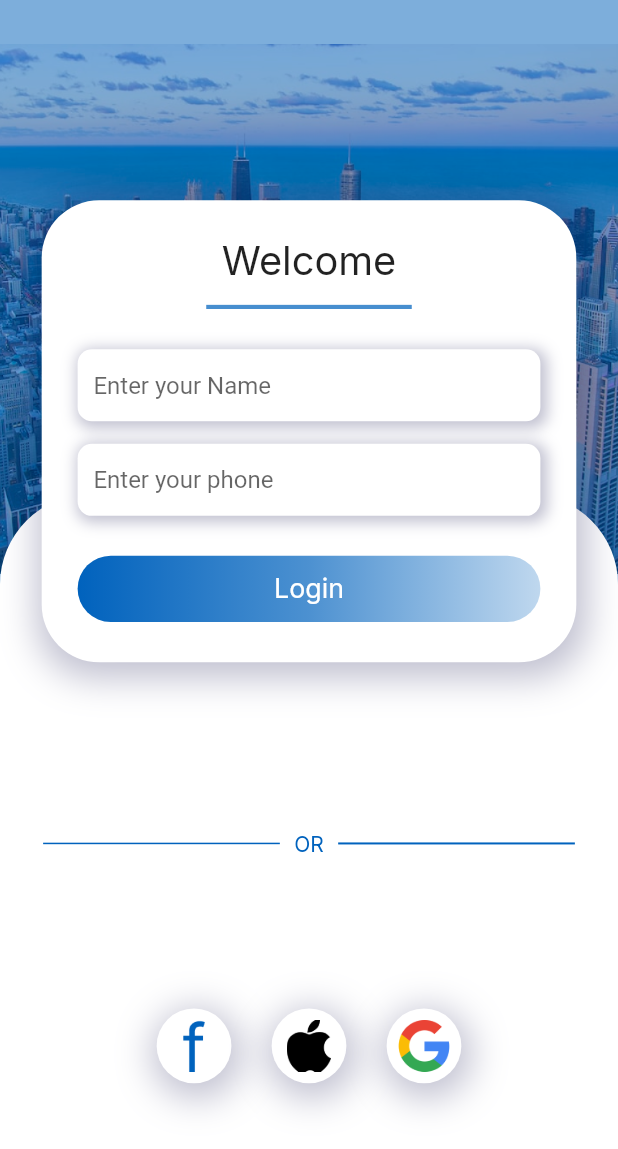
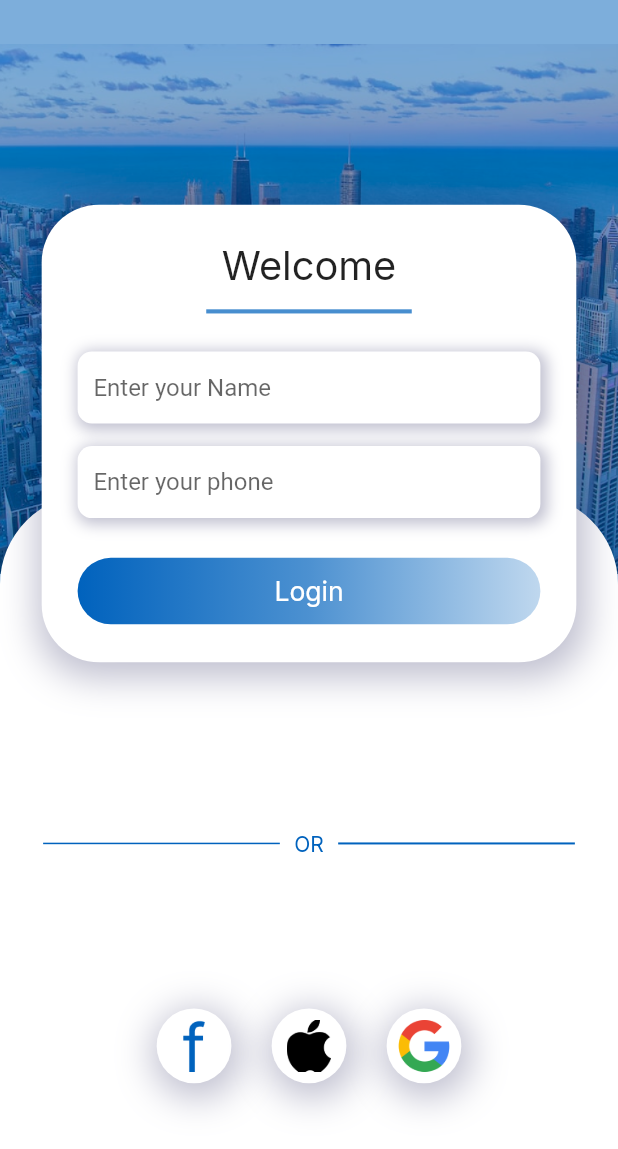
Before and after one commit to SamirKaram97/magdSoft, a Flutter app: the screen it shows after launch, on a phone screen of 412 x 824 dp. Shown: the top 1149 px of the screen. Run offline on Flutter 3.47's test engine with Material 2 defaults, Android fonts, the phone set to English and light mode, and no system bars; our stand-ins replace bloc, carousel_slider, dartz, dio, flutter_bloc, flutter_svg_provider and 6 more; statements that could not run were skipped.

Commit message:
second push

```diff
--- a/lib/business_logic/help_bloc/bloc.dart
+++ b/lib/business_logic/help_bloc/bloc.dart
@@ -2,6 +2,7 @@ import 'package:bloc/bloc.dart';
 import 'package:magdsoft_flutter_structure/business_logic/help_bloc/states.dart';
 import 'package:magdsoft_flutter_structure/business_logic/login_bloc/states.dart';
 import 'package:magdsoft_flutter_structure/business_logic/usecase/login_usecase.dart';
+import 'package:magdsoft_flutter_structure/data/models/HelpModel.dart';
 
 import '../usecase/get_help_usecase.dart';
 import 'events.dart';
@@ -9,14 +10,14 @@ import 'events.dart';
 class HelpBloc extends Bloc<HelpEvent, HelpState> {
   final GetHelpUseCase getHelpUseCase;
   int selectedIndex=0;
-  var helpList;
+  List<HelpModel>? helpList;
 
   HelpBloc(this.getHelpUseCase) : super(HelpInitialState()) {
     on((event, emit) async {
       if (event is HelpExecuteEvent) {
         emit(HelpLoadingState());
-        var stringOrFailure = await getHelpUseCase();
-        stringOrFailure.fold((l) {
+        var listOrFailure = await getHelpUseCase();
+        listOrFailure.fold((l) {
           emit(HelpErrorState(l.message));
         }, (r)  {
           helpList=r;
--- a/lib/business_logic/repository/login_repo.dart
+++ b/lib/business_logic/repository/login_repo.dart
@@ -14,13 +14,13 @@ import '../../data/network/requests/login_request.dart';
 import '../../data/network/requests/otp_request.dart';
 import '../../data/network/responses/login_response.dart';
 
-abstract class LoginRepository {
+abstract class AuthRepository {
   Future<Either<Failure, String>> login(LoginRequest loginRequest);
   Future<Either<Failure, AccountModel>> verifyOtp(OtpRequest otpRequest);
 }
 
-class LoginRepositoryImpl implements LoginRepository {
-  LoginRepositoryImpl();
+class AuthRepositoryImpl implements AuthRepository {
+  AuthRepositoryImpl();
 
   @override
   Future<Either<Failure, String>> login(LoginRequest loginRequest) async {
--- a/lib/business_logic/usecase/login_usecase.dart
+++ b/lib/business_logic/usecase/login_usecase.dart
@@ -6,7 +6,7 @@ import '../../data/network/faliure.dart';
 
 class LoginUseCase
 {
-  final LoginRepository loginRepository;
+  final AuthRepository loginRepository;
 
   LoginUseCase(this.loginRepository);
 
--- a/lib/business_logic/usecase/otp_usecase.dart
+++ b/lib/business_logic/usecase/otp_usecase.dart
@@ -7,7 +7,7 @@ import '../repository/login_repo.dart';
 
 class OtpUseCase
 {
-  final LoginRepository loginRepository;
+  final AuthRepository loginRepository;
 
   OtpUseCase(this.loginRepository);
 
--- a/lib/di.dart
+++ b/lib/di.dart
@@ -4,7 +4,9 @@ import 'package:magdsoft_flutter_structure/business_logic/login_bloc/bloc.dart';
 import 'package:magdsoft_flutter_structure/business_logic/otp_bloc/bloc.dart';
 import 'package:magdsoft_flutter_structure/business_logic/repository/data_repo.dart';
 import 'package:magdsoft_flutter_structure/business_logic/usecase/get_help_usecase.dart';
+import 'package:magdsoft_flutter_structure/business_logic/usecase/get_products_usecase.dart';
 
+import 'business_logic/home_bloc/bloc.dart';
 import 'business_logic/repository/login_repo.dart';
 import 'business_logic/usecase/login_usecase.dart';
 import 'business_logic/usecase/otp_usecase.dart';
@@ -22,6 +24,7 @@ init()async
   sl.registerFactory(() => LoginBloc(sl()));
   sl.registerFactory(() => OtpBloc(sl()));
   sl.registerFactory(() => HelpBloc(sl()));
+  sl.registerFactory(() => ProductsBloc(sl()));
 
 
   //use cases
@@ -29,10 +32,11 @@ init()async
   sl.registerLazySingleton(() => LoginUseCase(sl()));
   sl.registerLazySingleton(() => OtpUseCase(sl()));
   sl.registerLazySingleton(() => GetHelpUseCase(sl()));
+  sl.registerLazySingleton(() => GetProductUseCase(sl()));
 
 
   //repository
-  sl.registerLazySingleton<LoginRepository>(() => LoginRepositoryImpl());
+  sl.registerLazySingleton<AuthRepository>(() => AuthRepositoryImpl());
   sl.registerLazySingleton<DataRepository>(() => DataRepositoryImpl());
 
 
--- a/lib/main.dart
+++ b/lib/main.dart
@@ -10,6 +10,7 @@ import 'package:magdsoft_flutter_structure/business_logic/bloc_observer.dart';
 import 'package:magdsoft_flutter_structure/business_logic/global_cubit/global_cubit.dart';
 import 'package:magdsoft_flutter_structure/business_logic/help_bloc/bloc.dart';
 import 'package:magdsoft_flutter_structure/business_logic/help_bloc/events.dart';
+import 'package:magdsoft_flutter_structure/business_logic/home_bloc/events.dart';
 import 'package:magdsoft_flutter_structure/business_logic/otp_bloc/bloc.dart';
 import 'package:magdsoft_flutter_structure/data/data_providers/local/cache_helper.dart';
 import 'package:magdsoft_flutter_structure/data/data_providers/remote/dio_helper.dart';
@@ -19,6 +20,7 @@ import 'package:magdsoft_flutter_structure/presentation/widget/toast.dart';
 import 'package:sizer/sizer.dart';
 import 'package:intl/intl.dart';
 
+import 'business_logic/home_bloc/bloc.dart';
 import 'business_logic/login_bloc/bloc.dart';
 import 'di.dart';
 
@@ -80,6 +82,9 @@ class _MyAppState extends State<MyApp> {
         BlocProvider(
           create: (context) => HelpBloc(sl())..add(HelpExecuteEvent()),
         ),
+        BlocProvider(
+          create: (context) => ProductsBloc(sl())..add(GetProductsExecuteEvent()),
+        ),
       ],
       child: BlocConsumer<GlobalCubit, GlobalState>(
         listener: (context, state) {},
--- a/lib/presentation/screens/shared/login_screen.dart
+++ b/lib/presentation/screens/shared/login_screen.dart
@@ -86,7 +86,7 @@ class LoginScreen extends StatelessWidget {
         children: [
           Container(
             width: w / 430 * 372,
-            height: h / 923 * 345,
+            height: h / 932 * 345,
             decoration: BoxDecoration(
                 color: AppColor.white,
                 borderRadius: BorderRadius.circular(w / 430 * 40),
@@ -119,8 +119,6 @@ class LoginScreen extends StatelessWidget {
                     ),
                     Spacer(),
                     MyFormFiled(
-                        w: w,
-                        h: h,
                         textInputType: TextInputType.name,
                         controller: nameController,
                         hint: "Enter your Name"),
@@ -128,8 +126,6 @@ class LoginScreen extends StatelessWidget {
                       height: h / 932 * 17,
                     ),
                     MyFormFiled(
-                      w: w,
-                      h: h,
                       textInputType: TextInputType.phone,
                       controller: phoneController,
                       hint: 'Enter your phone',
--- a/lib/presentation/view/AppButton.dart
+++ b/lib/presentation/view/AppButton.dart
@@ -38,7 +38,7 @@ class AppButton extends StatelessWidget {
               child: Text(text,style: GoogleFonts.inter(
                   color: AppColor.white,
                   fontWeight: FontWeight.w400,
-                  fontSize: h / 923 * 20),),
+                  fontSize: h / 932 * 20),),
             )),
       ),
     );
--- a/lib/presentation/view/MyFormFiled.dart
+++ b/lib/presentation/view/MyFormFiled.dart
@@ -8,18 +8,17 @@ import '../styles/colors.dart';
 class MyFormFiled extends StatelessWidget {
    MyFormFiled({
     Key? key,
-    required this.w,
-    required this.h, required this.textInputType, required this.controller, required this.hint,
+     required this.textInputType, required this.controller, required this.hint,
 
   }) : super(key: key);
   final TextInputType textInputType;
   final TextEditingController controller;
-  final double w;
-  final double h;
   final String hint;
 
   @override
   Widget build(BuildContext context) {
+    double w = MediaQuery.of(context).size.width;
+    double h = MediaQuery.of(context).size.height;
     return Container(
       decoration: BoxDecoration(
         borderRadius: BorderRadius.circular(w/430*10),
--- a/pubspec.yaml
+++ b/pubspec.yaml
@@ -47,6 +47,7 @@ dependencies:
   dartz: ^0.10.1
   get_it: ^7.6.0
   fluttertoast: ^8.2.2
+  carousel_slider: ^4.2.1
 
 dev_dependencies:
   flutter_test:
```
Also changed, not shown: lib/business_logic/repository/data_repo.dart (+29 -0 lines), lib/presentation/screens/shared/help_screen.dart (+5 -12 lines), lib/presentation/screens/shared/home_scren.dart (+48 -5 lines), pubspec.lock.
